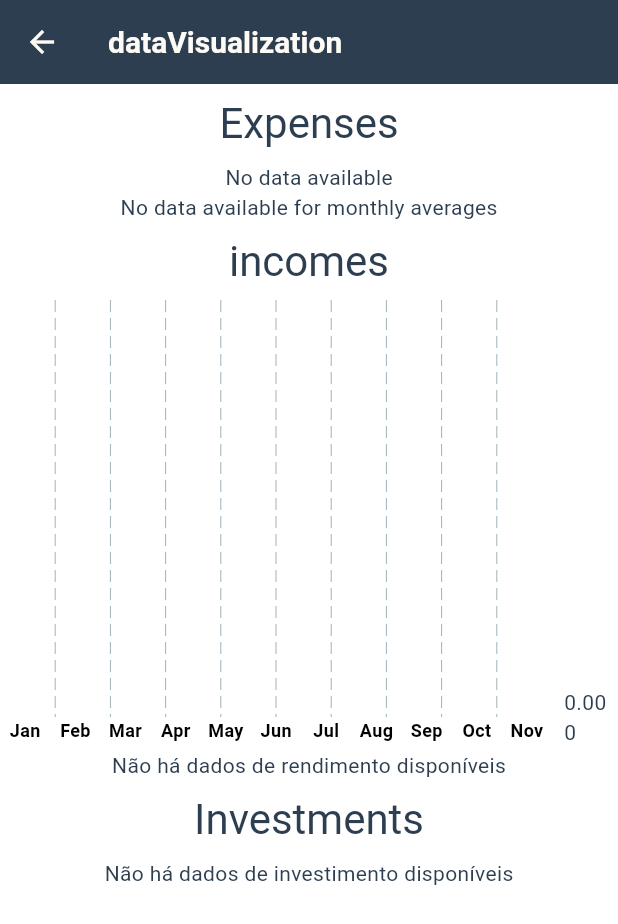
After one commit to ManuelCLopes/finance_tracker, a Flutter app: the DataVisualizationScreen screen opened directly, on a phone screen of 412 x 824 dp. The commit adds this screen. Shown: the top 924 px of the screen. Run offline on Flutter 3.47's test engine with Material 3 defaults, Android fonts, the phone set to English and light mode, and no system bars; drawn by our look-alikes of fl_chart; our stand-ins replace file_picker, flutter_dotenv, flutter_svg, google_mobile_ads, permission_handler, shared_preferences and 1 more; missing offline and left inert: qr_code_scanner, workmanager; accounts and stored records are empty; network calls fail; Roboto replaces fonts that are missing (Georgia, Hind).

Commit message:
Draft data visualization page and minor bug fixes

```diff
--- /dev/null
+++ b/lib/charts/DataVisualizationScreen.dart
@@ -0,0 +1,57 @@
+import 'package:finance_tracker/charts/ExpensesPieChart.dart';
+import 'package:finance_tracker/charts/InvestmentSummaryTable.dart';
+import 'package:finance_tracker/charts/MonthlyIncomeBarChart.dart';
+import 'package:finance_tracker/charts/TopExpensesTable.dart';
+import 'package:finance_tracker/charts/TopIncomeSourcesTable.dart';
+import 'package:flutter/material.dart';
+import '../databases/database_helper.dart';
+import '../services/app_localizations_service.dart';
+
+class DataVisualizationScreen extends StatefulWidget {
+  const DataVisualizationScreen({super.key});
+
+  @override
+  _DataVisualizationScreenState createState() => _DataVisualizationScreenState();
+}
+
+class _DataVisualizationScreenState extends State<DataVisualizationScreen> {
+  final DatabaseHelper _dbHelper = DatabaseHelper();
+
+  @override
+  void initState() {
+    super.initState();
+  }
+
+  @override
+  Widget build(BuildContext context) {
+    return Scaffold(
+      appBar: AppBar(
+        title: Text(AppLocalizations.of(context)!.translate('dataVisualization')),
+      ),
+      body: SingleChildScrollView(
+        child: Column(
+          children: [
+            _buildSectionTitle(context, 'expenses'),
+            ExpensesPieChart(monthlyAveragesFuture: _dbHelper.getMonthlyAverageExpenses()),
+            TopExpensesTable(monthlyAveragesFuture: _dbHelper.getMonthlyAverageExpenses(), lastMonthExpensesFuture: _dbHelper.getLastMonthExpenses(),),
+            _buildSectionTitle(context, 'incomes'),
+            MonthlyIncomeBarChart(monthlyIncomeSumsFuture: _dbHelper.getMonthlyIncomeSums()),
+            TopIncomeSourcesTable(top5IncomeSourcesFuture: _dbHelper.getTop5IncomeSources()),
+            _buildSectionTitle(context, 'investments'),
+            InvestmentSummaryTable(investmentSummariesFuture: _dbHelper.getInvestmentSummaries()),
+          ],
+        ),
+      ),
+    );
+  }
+
+  Widget _buildSectionTitle(BuildContext context, String key) {
+    return Padding(
+      padding: const EdgeInsets.all(8.0),
+      child: Text(
+        AppLocalizations.of(context)!.translate(key),
+        style: Theme.of(context).textTheme.headlineMedium,
+      ),
+    );
+  }
+}
--- /dev/null
+++ b/lib/charts/ExpensesPieChart.dart
@@ -0,0 +1,87 @@
+import 'package:flutter/material.dart';
+import 'package:fl_chart/fl_chart.dart';
+
+class ExpensesPieChart extends StatelessWidget {
+  final Future<List<Map<String, dynamic>>> monthlyAveragesFuture;
+
+  const ExpensesPieChart({super.key, required this.monthlyAveragesFuture});
+
+  @override
+  Widget build(BuildContext context) {
+    return FutureBuilder<List<Map<String, dynamic>>>(
+      future: monthlyAveragesFuture,
+      builder: (context, snapshot) {
+        if (snapshot.connectionState == ConnectionState.waiting) {
+          return const Center(child: CircularProgressIndicator());
+        } else if (snapshot.hasError) {
+          return Center(child: Text('Error loading data'));
+        } else if (!snapshot.hasData || snapshot.data!.isEmpty) {
+          return Center(child: Text('No data available'));
+        } else {
+          return _buildPieChart(snapshot.data!, context);
+        }
+      },
+    );
+  }
+
+  Widget _buildPieChart(List<Map<String, dynamic>> data, BuildContext context) {
+    final List<Color> colors = Colors.primaries;
+
+    List<PieChartSectionData> sections = data.asMap().entries.map((entry) {
+      int index = entry.key;
+      Map<String, dynamic> item = entry.value;
+      return PieChartSectionData(
+        value: item['monthly_average'],
+        color: colors[index % colors.length],
+        radius: 50,
+        showTitle: false, // Hide titles initially
+      );
+    }).toList();
+
+    bool isDialogShown = false;
+
+    return SizedBox(
+      height: 250,
+      child: PieChart(
+        PieChartData(
+          sections: sections,
+          centerSpaceRadius: 40,
+          sectionsSpace: 2,
+          borderData: FlBorderData(show: false),
+          pieTouchData: PieTouchData(
+            touchCallback: (FlTouchEvent event, pieTouchResponse) {
+              if (pieTouchResponse != null &&
+                  pieTouchResponse.touchedSection != null &&
+                  !isDialogShown) {
+                isDialogShown = true;
+                final index = pieTouchResponse.touchedSection!.touchedSectionIndex;
+                final touchedEntry = data[index];
+                final category = touchedEntry['category'];
+                final monthlyAverage = touchedEntry['monthly_average'];
+
+                showDialog(
+                  context: context,
+                  builder: (BuildContext context) {
+                    return AlertDialog(
+                      title: Text(category),
+                      content: Text('Monthly Average: \$${monthlyAverage.toStringAsFixed(2)}'),
+                      actions: <Widget>[
+                        TextButton(
+                          child: const Text('OK'),
+                          onPressed: () {
+                            Navigator.of(context).pop();
+                            isDialogShown = false; // Reset dialog flag
+                          },
+                        ),
+                      ],
+                    );
+                  },
+                );
+              }
+            },
+          ),
+        ),
+      ),
+    );
+  }
+}
--- /dev/null
+++ b/lib/charts/InvestmentSummaryTable.dart
@@ -0,0 +1,72 @@
+import 'package:flutter/material.dart';
+
+class InvestmentSummaryTable extends StatelessWidget {
+  final Future<List<Map<String, dynamic>>> investmentSummariesFuture;
+
+  const InvestmentSummaryTable({super.key, required this.investmentSummariesFuture});
+
+  @override
+  Widget build(BuildContext context) {
+    return FutureBuilder<List<Map<String, dynamic>>>(
+      future: investmentSummariesFuture,
+      builder: (context, snapshot) {
+        if (snapshot.connectionState == ConnectionState.waiting) {
+          return const Center(child: CircularProgressIndicator());
+        } else if (snapshot.hasError) {
+          return Center(child: Text('Erro ao carregar os dados'));
+        } else if (!snapshot.hasData || snapshot.data!.isEmpty) {
+          return Center(child: Text('Não há dados de investimento disponíveis'));
+        } else {
+          return _buildInvestmentSummaryTable(snapshot.data!);
+        }
+      },
+    );
+  }
+
+  Widget _buildInvestmentSummaryTable(List<Map<String, dynamic>> data) {
+    return DataTable(
+      columnSpacing: 20,
+      columns: const [
+        DataColumn(
+          label: Text(
+            'Type',
+            style: TextStyle(fontWeight: FontWeight.bold),
+          ),
+        ),
+        DataColumn(
+          label: Text(
+            'Initial',
+            style: TextStyle(fontWeight: FontWeight.bold),
+          ),
+        ),
+        DataColumn(
+          label: Text(
+            'Current',
+            style: TextStyle(fontWeight: FontWeight.bold),
+          ),
+        ),
+      ],
+      rows: data.map((entry) {
+        final String investmentType = entry['type'];
+        final double totalInitialValue = entry['total_initial_value'];
+        final double totalCurrentValue = entry['total_current_value'];
+
+        return DataRow(
+          cells: [
+            DataCell(Text(investmentType)),
+            DataCell(Text(totalInitialValue.toStringAsFixed(2))),
+            DataCell(
+              Text(
+                totalCurrentValue.toStringAsFixed(2),
+                style: TextStyle(
+                  color: totalCurrentValue >= totalInitialValue ? Colors.green : Colors.red,
+                  fontWeight: FontWeight.bold,
+                ),
+              ),
+            ),
+          ],
+        );
+      }).toList(),
+    );
+  }
+}
--- /dev/null
+++ b/lib/charts/MonthlyIncomeBarChart.dart
@@ -0,0 +1,94 @@
+import 'package:flutter/material.dart';
+import 'package:fl_chart/fl_chart.dart';
+import 'package:intl/intl.dart';
+
+class MonthlyIncomeBarChart extends StatelessWidget {
+  final Future<List<Map<String, dynamic>>> monthlyIncomeSumsFuture;
+
+  const MonthlyIncomeBarChart({super.key, required this.monthlyIncomeSumsFuture});
+
+  @override
+  Widget build(BuildContext context) {
+    return FutureBuilder<List<Map<String, dynamic>>>(
+      future: monthlyIncomeSumsFuture,
+      builder: (context, snapshot) {
+        if (snapshot.connectionState == ConnectionState.waiting) {
+          return const Center(child: CircularProgressIndicator());
+        } else if (snapshot.hasError) {
+          return Center(child: Text('Erro ao carregar os dados de rendimentos'));
+        } else if (!snapshot.hasData) {
+          return Center(child: Text('Não há dados disponíveis'));
+        } else {
+          final data = _fillMissingMonths(snapshot.data!);
+          return _buildBarChart(data);
+        }
+      },
+    );
+  }
+
+  List<Map<String, dynamic>> _fillMissingMonths(List<Map<String, dynamic>> data) {
+    final now = DateTime.now();
+    Map<int, double> monthlyIncomeMap = {
+      for (int i = 1; i <= 12; i++) i: 0.0, // Preenche todos os meses com 0
+    };
+
+    // Atualiza o mapa com os valores reais
+    for (var entry in data) {
+      int month = int.parse(entry['month']);
+      monthlyIncomeMap[month] = entry['total_income']?.toDouble() ?? 0.0;
+    }
+
+    // Retorna uma lista preenchida com dados até o mês atual
+    return [
+      for (int i = 1; i <= now.month; i++)
+        {'month': i, 'total_income': monthlyIncomeMap[i]}
+    ];
+  }
+
+  Widget _buildBarChart(List<Map<String, dynamic>> data) {
+    List<BarChartGroupData> barGroups = data.map((entry) {
+      int month = entry['month'];
+      double totalIncome = entry['total_income'];
+
+      return BarChartGroupData(
+        x: month,
+        barRods: [
+          BarChartRodData(
+            toY: totalIncome,
+            color: Colors.blueAccent,
+            width: 15,
+            borderRadius: BorderRadius.circular(4),
+          ),
+        ],
+      );
+    }).toList();
+
+    return SizedBox(
+      height: 300,
+      child: BarChart(
+        BarChartData(
+          alignment: BarChartAlignment.spaceAround,
+          barGroups: barGroups,
+          titlesData: FlTitlesData(
+            leftTitles: AxisTitles(sideTitles: SideTitles(showTitles: false)),
+            topTitles: AxisTitles(sideTitles: SideTitles(showTitles: false)),
+            bottomTitles: AxisTitles(
+              sideTitles: SideTitles(
+                showTitles: true,
+                getTitlesWidget: (value, meta) {
+                  final month = DateFormat('MMM').format(DateTime(0, value.toInt()));
+                  return Text(
+                    month,
+                    style: const TextStyle(color: Colors.black, fontWeight: FontWeight.bold, fontSize: 12),
+                  );
+                },
+              ),
+            ),
+          ),
+          gridData: FlGridData(show: true),
+          borderData: FlBorderData(show: false),
+        ),
+      ),
+    );
+  }
+}
--- /dev/null
+++ b/lib/charts/TopExpensesTable.dart
@@ -0,0 +1,115 @@
+import 'package:flutter/material.dart';
+
+class TopExpensesTable extends StatelessWidget {
+  final Future<List<Map<String, dynamic>>> monthlyAveragesFuture;
+  final Future<List<Map<String, dynamic>>> lastMonthExpensesFuture;
+
+  const TopExpensesTable({
+    super.key,
+    required this.monthlyAveragesFuture,
+    required this.lastMonthExpensesFuture,
+  });
+
+  @override
+  Widget build(BuildContext context) {
+    return FutureBuilder<List<Map<String, dynamic>>>(
+      future: monthlyAveragesFuture,
+      builder: (context, monthlyAveragesSnapshot) {
+        if (monthlyAveragesSnapshot.connectionState == ConnectionState.waiting) {
+          return const Center(child: CircularProgressIndicator());
+        } else if (monthlyAveragesSnapshot.hasError) {
+          return Center(child: Text('Error loading monthly averages'));
+        } else if (!monthlyAveragesSnapshot.hasData || monthlyAveragesSnapshot.data!.isEmpty) {
+          return Center(child: Text('No data available for monthly averages'));
+        }
+
+        return FutureBuilder<List<Map<String, dynamic>>>(
+          future: lastMonthExpensesFuture,
+          builder: (context, lastMonthExpensesSnapshot) {
+            if (lastMonthExpensesSnapshot.connectionState == ConnectionState.waiting) {
+              return const Center(child: CircularProgressIndicator());
+            } else if (lastMonthExpensesSnapshot.hasError) {
+              return Center(child: Text('Error loading last month expenses'));
+            } else if (!lastMonthExpensesSnapshot.hasData || lastMonthExpensesSnapshot.data!.isEmpty) {
+              return Center(child: Text('No data available for last month expenses'));
+            }
+
+            // Extract data after both futures have completed
+            List<Map<String, dynamic>> monthlyAverages = monthlyAveragesSnapshot.data!;
+            List<Map<String, dynamic>> lastMonthExpenses = lastMonthExpensesSnapshot.data!;
+
+            // Combine data based on category
+            List<Map<String, dynamic>> combinedData = [];
+            for (var avg in monthlyAverages) {
+              var lastMonth = lastMonthExpenses.firstWhere(
+                (exp) => exp['category'] == avg['category'],
+                orElse: () => {'total_last_month': 0.0},
+              );
+              combinedData.add({
+                'category': avg['category'],
+                'monthly_average': avg['monthly_average'],
+                'total_last_month': lastMonth['total_last_month'] ?? 0.0,
+              });
+            }
+
+            // Sort and take the top 5
+            combinedData.sort((a, b) => b['monthly_average'].compareTo(a['monthly_average']));
+            combinedData = combinedData.take(5).toList();
+
+            return _buildTopExpensesTable(combinedData);
+          },
+        );
+      },
+    );
+  }
+
+  Widget _buildTopExpensesTable(List<Map<String, dynamic>> data) {
+    return Padding(
+      padding: const EdgeInsets.all(16.0),
+      child: DataTable(
+        columnSpacing: 24.0,
+        columns: const [
+          DataColumn(
+            label: Text(
+              '',
+            ),
+          ),
+          DataColumn(
+            label: Text(
+              'Average',
+              style: TextStyle(fontSize: 16, fontWeight: FontWeight.bold),
+            ),
+            numeric: true,
+          ),
+          DataColumn(
+            label: Text(
+              'Last Month',
+              style: TextStyle(fontSize: 16, fontWeight: FontWeight.bold),
+            ),
+            numeric: true,
+          ),
+        ],
+        rows: data.map((entry) {
+          final double monthlyAverage = entry['monthly_average'];
+          final double lastMonthTotal = entry['total_last_month'];
+
+          return DataRow(
+            cells: [
+              DataCell(Text(entry['category'], style: const TextStyle(fontSize: 14))),
+              DataCell(Text(monthlyAverage.toStringAsFixed(2), style: const TextStyle(fontSize: 14))),
+              DataCell(
+                Text(
+                  lastMonthTotal.toStringAsFixed(2),
+                  style: TextStyle(
+                    fontSize: 14,
+                    color: lastMonthTotal > monthlyAverage ? Colors.red : Colors.green,
+                  ),
+                ),
+              ),
+            ],
+          );
+        }).toList(),
+      ),
+    );
+  }
+}
--- /dev/null
+++ b/lib/charts/TopIncomeSourcesTable.dart
@@ -0,0 +1,59 @@
+import 'package:flutter/material.dart';
+
+class TopIncomeSourcesTable extends StatelessWidget {
+  final Future<List<Map<String, dynamic>>> top5IncomeSourcesFuture;
+
+  const TopIncomeSourcesTable({super.key, required this.top5IncomeSourcesFuture});
+
+  @override
+  Widget build(BuildContext context) {
+    return FutureBuilder<List<Map<String, dynamic>>>(
+      future: top5IncomeSourcesFuture,
+      builder: (context, snapshot) {
+        if (snapshot.connectionState == ConnectionState.waiting) {
+          return const Center(child: CircularProgressIndicator());
+        } else if (snapshot.hasError) {
+          return Center(child: Text('Erro ao carregar os dados'));
+        } else if (!snapshot.hasData || snapshot.data!.isEmpty) {
+          return Center(child: Text('Não há dados de rendimento disponíveis'));
+        } else {
+          return _buildIncomeSourcesTable(snapshot.data!);
+        }
+      },
+    );
+  }
+
+  Widget _buildIncomeSourcesTable(List<Map<String, dynamic>> data) {
+    return DataTable(
+      columnSpacing: 20,
+      columns: const [
+        DataColumn(
+          label: Text(
+            '',
+          ),
+        ),
+        DataColumn(
+          label: Text(
+            'Total Acumulado',
+            style: TextStyle(fontWeight: FontWeight.bold),
+          ),
+        ),
+      ],
+      rows: data.map((entry) {
+        final String category = entry['category'];
+        final double totalIncome = entry['total_income'];
+
+        return DataRow(
+          cells: [
+            DataCell(Text(category)),
+            DataCell(
+              Text(
+                totalIncome.toStringAsFixed(2),
+              ),
+            ),
+          ],
+        );
+      }).toList(),
+    );
+  }
+}
--- a/lib/databases/database_helper.dart
+++ b/lib/databases/database_helper.dart
@@ -118,6 +118,39 @@ class DatabaseHelper {
   ''');
 }
 
+Future<List<Map<String, dynamic>>> getMonthlyAverageExpenses() async {
+  final db = await database;
+  return await db.rawQuery('''
+    SELECT
+      expense_categories.name AS category,
+      ROUND(AVG(monthly_sum), 2) as monthly_average
+    FROM (
+      SELECT category_id, strftime('%Y-%m', date_spent) as month, SUM(amount) as monthly_sum
+      FROM expenses
+      GROUP BY category_id, month
+    ) as monthly_totals
+    JOIN expense_categories ON monthly_totals.category_id = expense_categories.id
+    GROUP BY category_id
+  ''');
+}
+
+Future<List<Map<String, dynamic>>> getLastMonthExpenses() async {
+  final db = await database;
+  DateTime now = DateTime.now();
+  DateTime lastMonth = DateTime(now.year, now.month - 1, 1); // First day of last month
+  DateTime thisMonth = DateTime(now.year, now.month, 1);     // First day of this month
+
+  return await db.rawQuery('''
+    SELECT
+      expense_categories.name AS category,
+      SUM(expenses.amount) as total_last_month
+    FROM expenses
+    JOIN expense_categories ON expenses.category_id = expense_categories.id
+    WHERE expenses.date_spent >= ? AND expenses.date_spent < ?
+    GROUP BY expense_categories.name
+  ''', [lastMonth.toIso8601String(), thisMonth.toIso8601String()]);
+}
+
 Future<List<Map<String, dynamic>>> getAllIncomes() async {
   final db = await database;
   return await db.rawQuery('''
@@ -129,6 +162,35 @@ Future<List<Map<String, dynamic>>> getAllIncomes() async {
       incomes.tax_amount
     FROM incomes
     JOIN income_categories ON incomes.category_id = income_categories.id
+  ''');
+}
+
+Future<List<Map<String, dynamic>>> getMonthlyIncomeSums() async {
+  final db = await database;
+  return await db.rawQuery('''
+    SELECT
+      IFNULL(STRFTIME('%m', date_received), '01') AS month,
+      SUM(amount) AS total_income
+    FROM incomes
+    JOIN income_categories ON incomes.category_id = income_categories.id
+    WHERE income_categories.name != 'default'
+    GROUP BY month
+    ORDER BY month
+  ''');
+}
+
+Future<List<Map<String, dynamic>>> getTop5IncomeSources() async {
+  final db = await database;
+  return await db.rawQuery('''
+    SELECT
+      income_categories.name AS category,
+      SUM(incomes.amount) AS total_income
+    FROM incomes
+    JOIN income_categories ON incomes.category_id = income_categories.id
+    WHERE income_categories.name != 'default'
+    GROUP BY income_categories.name
+    ORDER BY total_income DESC
+    LIMIT 5
   ''');
 }
 
@@ -147,7 +209,17 @@ Future<List<Map<String, dynamic>>> getAllInvestments() async {
   ''');
   }
 
-
+  Future<List<Map<String, dynamic>>> getInvestmentSummaries() async {
+  final db = await database;
+  return await db.rawQuery('''
+    SELECT
+      investments.investment_type AS type,
+      SUM(investments.initial_value) AS total_initial_value,
+      SUM(investments.current_value) AS total_current_value
+    FROM investments
+    GROUP BY investments.investment_type
+  ''');
+}
 
   Future<void> bulkInsert(
       String tableName, List<Map<String, dynamic>> data, Transaction txn) async {
--- a/pubspec.yaml
+++ b/pubspec.yaml
@@ -17,7 +17,7 @@ dependencies:
   path_provider: ^2.0.11
   provider: ^6.0.0
   intl: ^0.19.0
-  fl_chart: ^0.68.0
+  fl_chart: ^0.69.0
   flutter_svg: ^2.0.10+1
   csv: ^6.0.0
   open_file: ^3.2.1
```
Also changed, not shown: lib/screens/investment_form.dart (+15 -0 lines), lib/screens/overview_screen.dart (+13 -0 lines), pubspec.lock, 3 other files.
